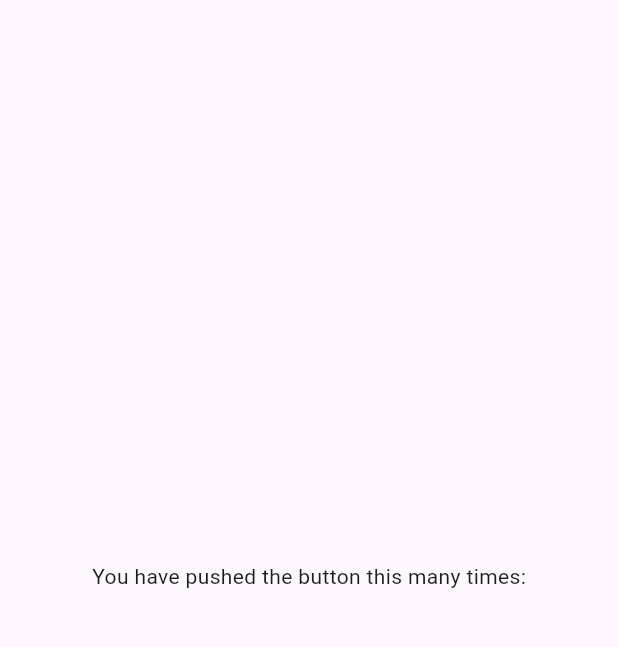
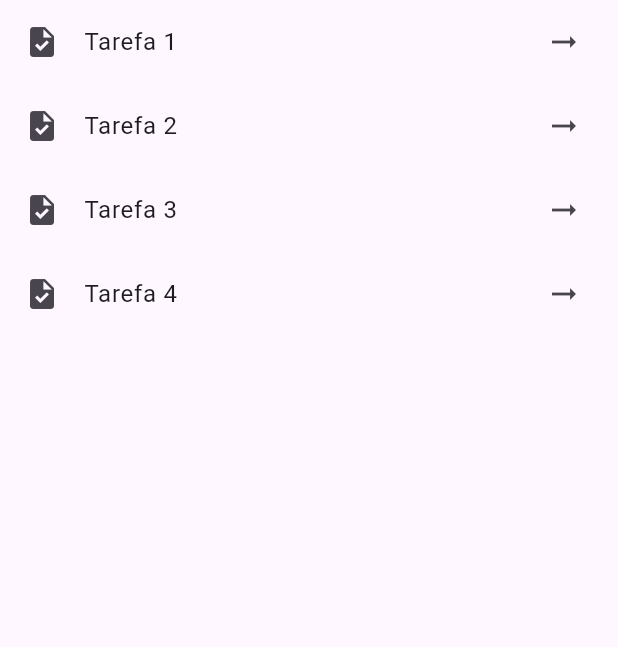
Before and after one commit to BR-Pufferfish/primeiro_app, a Flutter app: the screen it shows after launch, on a phone screen of 412 x 824 dp, the part 84-731 px from its top. Run offline on Flutter 3.47's test engine with Material 3 defaults, Android fonts, the phone set to English and light mode, and no system bars.

Commit message:
criado listview com uma lista fixa que é exibida com base no index de cada item.

```diff
--- a/lib/pages/home_page.dart
+++ b/lib/pages/home_page.dart
@@ -12,6 +12,8 @@ class MyHomePage extends StatefulWidget {
 }
 
 class _MyHomePageState extends State<MyHomePage> {
+  List<String> tarefas = ["Tarefa 1", "Tarefa 2", "Tarefa 3", "Tarefa 4"];
+
   @override
   Widget build(BuildContext context) {
     return Scaffold(
@@ -27,11 +29,15 @@ class _MyHomePageState extends State<MyHomePage> {
       ),
 
       body: Center(
-        child: Column(
-          mainAxisAlignment: MainAxisAlignment.center,
-          children: <Widget>[
-            const Text('You have pushed the button this many times:'),
-          ],
+        child: ListView.builder(
+          itemCount: tarefas.length,
+          itemBuilder: (context, index) {
+            return ListTile(
+              leading: Icon(Icons.task),
+              title: Text(tarefas[index]),
+              trailing: Icon(Icons.arrow_right_alt_outlined),
+            );
+          },
         ),
       ),
     );
```
